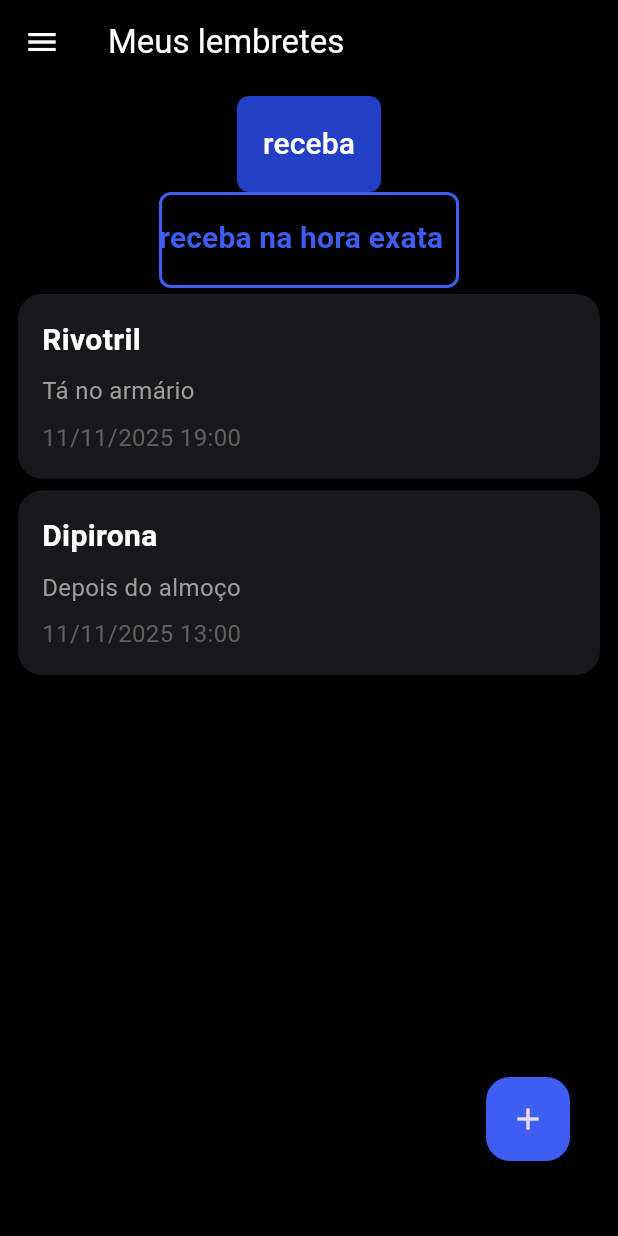
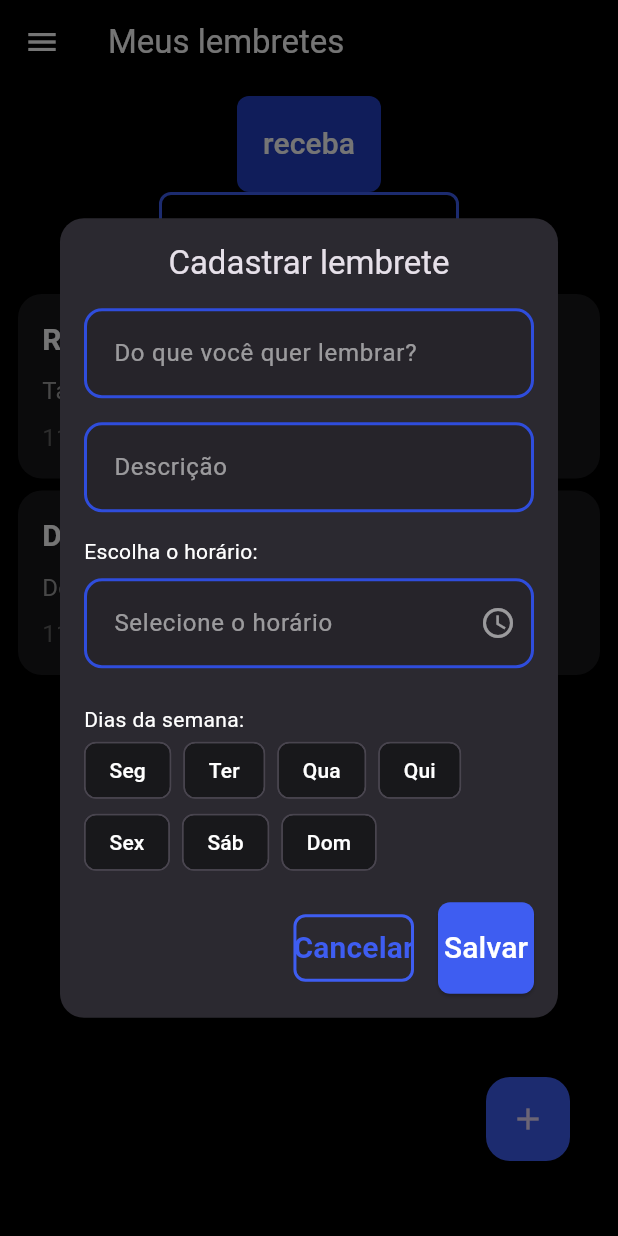
Before and after one commit to nilloferreiira/dosee, a Flutter app: the screen it shows after launch, after a tap on "Entrar como convidado", after a tap on the "add" icon, on a phone screen of 412 x 824 dp. Run offline on Flutter 3.47's test engine with Material 3 defaults, Android fonts, the light colour scheme and no system bars; our stand-ins replace flutter_local_notifications, flutter_timezone, gap, permission_handler, timezone; network calls fail.

Commit message:
feat: scheduleWeekdayReminder | createReminder

```diff
--- /dev/null
+++ b/lib/components/create_reminder.dart
@@ -0,0 +1,113 @@
+import 'package:dosee/components/ui/buttons/app_elevated_button.dart';
+import 'package:dosee/components/ui/buttons/app_outlined_button.dart';
+import 'package:dosee/components/ui/inputs/input.dart';
+import 'package:dosee/components/ui/inputs/week_day_time_input.dart';
+import 'package:dosee/services/notification_service.dart';
+import 'package:flutter/material.dart';
+import 'package:gap/gap.dart';
+
+class CreateReminder extends StatefulWidget {
+  const CreateReminder({super.key});
+
+  @override
+  State<CreateReminder> createState() => _CreateReminderState();
+}
+
+class _CreateReminderState extends State<CreateReminder> {
+  final _formKey = GlobalKey<FormState>();
+  final _labelController = TextEditingController();
+  final _descriptionController = TextEditingController();
+  List<int> selectedWeekdays = [];
+  TimeOfDay selectedTime = TimeOfDay(hour: 00, minute: 00);
+
+  @override
+  void dispose() {
+    _labelController.dispose();
+    _descriptionController.dispose();
+    super.dispose();
+  }
+
+  void _submitForm() async {
+    if (_formKey.currentState!.validate()) {
+      String label = _labelController.text;
+      String description = _descriptionController.text;
+      // logic to transform the array day to datetimes
+      int hour = selectedTime.hour;
+      int minute = selectedTime.minute;
+      // notifcation logic
+
+      NotificationService().scheduleWeeklyNotifications(
+        id: 3,
+        title: label,
+        body: description,
+        hour: hour,
+        minute: minute,
+        weekdays: selectedWeekdays,
+      );
+      // hive logic
+    }
+  }
+
+  @override
+  Widget build(BuildContext context) {
+    return Form(
+      key: _formKey,
+      child: Container(
+        width: 450,
+        alignment: Alignment.center,
+        child: Column(
+          mainAxisAlignment: MainAxisAlignment.center,
+          crossAxisAlignment: CrossAxisAlignment.center,
+          children: [
+            Input(
+              controller: _labelController,
+              fontSize: 16,
+              hintText: 'Do que você quer lembrar?',
+              validator: (value) => value == null || value.isEmpty
+                  ? 'Por favor, insira o nome do lembrete'
+                  : null,
+            ),
+            Gap(16),
+            Input(
+              controller: _descriptionController,
+              fontSize: 16,
+              hintText: 'Descrição',
+              validator: (value) => value == null || value.isEmpty
+                  ? 'Por favor, insira o nome do lembrete'
+                  : null,
+            ),
+            Gap(16),
+            WeekdayTimeInput(
+              onChanged: (time, weekdays) {
+                // Salve ou use time e weekdays como quiser
+                setState(() {
+                  selectedWeekdays = weekdays;
+                  selectedTime = time;
+                });
+                print('Horário: $selectedTime, Dias: $selectedWeekdays');
+              },
+            ),
+            Gap(16),
+            Row(
+              mainAxisAlignment: MainAxisAlignment.end,
+              crossAxisAlignment: CrossAxisAlignment.center,
+              children: [
+                AppOutlinedButton(
+                  text: "Cancelar",
+                  padding: 8,
+                  onPressed: Navigator.of(context).pop,
+                ),
+                Gap(16),
+                AppElevatedButton(
+                  text: "Salvar",
+                  onPressed: _submitForm,
+                  padding: 8,
+                ),
+              ],
+            ),
+          ],
+        ),
+      ),
+    );
+  }
+}
--- /dev/null
+++ b/lib/components/ui/dialog/dialog.dart
@@ -0,0 +1,33 @@
+import 'package:flutter/material.dart';
+import 'package:gap/gap.dart';
+
+class AppDialog extends StatelessWidget {
+  final String title;
+  // final String content;
+  final Widget? children;
+
+  const AppDialog({
+    super.key,
+    required this.title,
+    // required this.content,
+    this.children,
+  });
+
+  @override
+  Widget build(BuildContext context) {
+    return Dialog(
+      shape: RoundedRectangleBorder(borderRadius: BorderRadius.circular(16)),
+      child: Padding(
+        padding: const EdgeInsets.all(16.0),
+        child: Column(
+          mainAxisSize: MainAxisSize.min,
+          children: [
+            Text(title, style: Theme.of(context).textTheme.titleLarge),
+            Gap(16),
+            if (children != null) children!,
+          ],
+        ),
+      ),
+    );
+  }
+}
--- a/lib/components/ui/inputs/input.dart
+++ b/lib/components/ui/inputs/input.dart
@@ -4,6 +4,7 @@ import 'package:flutter/material.dart';
 class Input extends StatelessWidget {
   final TextEditingController? controller;
   final EdgeInsets? padding;
+  final double? fontSize;
   final String? hintText;
   final String? Function(String?)? validator;
 
@@ -12,6 +13,7 @@ class Input extends StatelessWidget {
     this.controller,
     this.padding,
     this.hintText,
+    this.fontSize = 20,
     this.validator,
   });
 
@@ -20,7 +22,7 @@ class Input extends StatelessWidget {
     return TextFormField(
       controller: controller,
       style: TextStyle(
-        fontSize: 20,
+        fontSize: fontSize,
         fontWeight: FontWeight.w400,
         color: Colors.white,
       ),
--- /dev/null
+++ b/lib/components/ui/inputs/week_day_time_input.dart
@@ -0,0 +1,144 @@
+import 'package:flutter/material.dart';
+import 'package:dosee/styles/app_colors.dart';
+
+class WeekdayTimeInput extends StatefulWidget {
+  final TimeOfDay? initialTime;
+  final List<int>? initialWeekdays; // 1=segunda, 7=domingo
+  final void Function(TimeOfDay, List<int>)? onChanged;
+
+  const WeekdayTimeInput({
+    super.key,
+    this.initialTime,
+    this.initialWeekdays,
+    this.onChanged,
+  });
+
+  @override
+  State<WeekdayTimeInput> createState() => _WeekdayTimeInputState();
+}
+
+class _WeekdayTimeInputState extends State<WeekdayTimeInput> {
+  TimeOfDay? _selectedTime;
+  List<int> _selectedWeekdays = [];
+
+  final List<String> _weekdays = [
+    'Seg',
+    'Ter',
+    'Qua',
+    'Qui',
+    'Sex',
+    'Sáb',
+    'Dom',
+  ];
+
+  @override
+  void initState() {
+    super.initState();
+    _selectedTime = widget.initialTime;
+    _selectedWeekdays = widget.initialWeekdays ?? [];
+  }
+
+  Future<void> _pickTime(BuildContext context) async {
+    final picked = await showTimePicker(
+      context: context,
+      initialTime: _selectedTime ?? TimeOfDay.now(),
+      builder: (context, child) => Theme(
+        data: Theme.of(context).copyWith(
+          colorScheme: ColorScheme.dark(
+            primary: AppColors.bluePrimary,
+            onPrimary: Colors.white,
+            surface: AppColors.zinc900,
+            onSurface: Colors.white,
+          ),
+        ),
+        child: child!,
+      ),
+    );
+    if (picked != null) {
+      setState(() {
+        _selectedTime = picked;
+      });
+      widget.onChanged?.call(_selectedTime!, _selectedWeekdays);
+    }
+  }
+
+  void _toggleWeekday(int weekday) {
+    setState(() {
+      if (_selectedWeekdays.contains(weekday)) {
+        _selectedWeekdays.remove(weekday);
+      } else {
+        _selectedWeekdays.add(weekday);
+      }
+    });
+    if (_selectedTime != null) {
+      widget.onChanged?.call(_selectedTime!, _selectedWeekdays);
+    }
+  }
+
+  @override
+  Widget build(BuildContext context) {
+    return Column(
+      crossAxisAlignment: CrossAxisAlignment.start,
+      children: [
+        Text('Escolha o horário:', style: TextStyle(color: Colors.white)),
+        SizedBox(height: 8),
+        GestureDetector(
+          onTap: () => _pickTime(context),
+          child: AbsorbPointer(
+            child: TextFormField(
+              readOnly: true,
+              decoration: InputDecoration(
+                hintText: _selectedTime == null
+                    ? 'Selecione o horário'
+                    : '${_selectedTime!.hour.toString().padLeft(2, '0')}:${_selectedTime!.minute.toString().padLeft(2, '0')}',
+                hintStyle: TextStyle(color: Colors.white54),
+                filled: true,
+                fillColor: Colors.black12,
+                enabledBorder: OutlineInputBorder(
+                  borderRadius: BorderRadius.circular(12),
+                  borderSide: BorderSide(
+                    color: AppColors.blueSecondary,
+                    width: 2,
+                  ),
+                ),
+                focusedBorder: OutlineInputBorder(
+                  borderRadius: BorderRadius.circular(12),
+                  borderSide: BorderSide(
+                    color: AppColors.bluePrimary,
+                    width: 2.5,
+                  ),
+                ),
+                border: OutlineInputBorder(
+                  borderRadius: BorderRadius.circular(12),
+                  borderSide: BorderSide(color: AppColors.blueSecondary),
+                ),
+                contentPadding: EdgeInsets.symmetric(
+                  vertical: 18,
+                  horizontal: 16,
+                ),
+                suffixIcon: Icon(Icons.access_time, color: Colors.white54),
+              ),
+            ),
+          ),
+        ),
+        SizedBox(height: 24),
+        Text('Dias da semana:', style: TextStyle(color: Colors.white)),
+        Wrap(
+          spacing: 8,
+          children: List.generate(7, (i) {
+            final weekday = i + 1; // 1=segunda, 7=domingo
+            return FilterChip(
+              label: Text(_weekdays[i]),
+              selected: _selectedWeekdays.contains(weekday),
+              onSelected: (_) => _toggleWeekday(weekday),
+              selectedColor: AppColors.bluePrimary,
+              checkmarkColor: Colors.white,
+              backgroundColor: AppColors.zinc900,
+              labelStyle: TextStyle(color: Colors.white),
+            );
+          }),
+        ),
+      ],
+    );
+  }
+}
--- a/lib/screens/home_screen.dart
+++ b/lib/screens/home_screen.dart
@@ -1,6 +1,8 @@
+import 'package:dosee/components/create_reminder.dart';
 import 'package:dosee/components/reminders_list.dart';
 import 'package:dosee/components/ui/buttons/app_elevated_button.dart';
 import 'package:dosee/components/ui/buttons/app_outlined_button.dart';
+import 'package:dosee/components/ui/dialog/dialog.dart';
 import 'package:dosee/models/reminder.dart';
 import 'package:dosee/services/notification_service.dart';
 import 'package:dosee/styles/app_colors.dart';
@@ -12,7 +14,13 @@ class HomeScreen extends StatelessWidget {
 
   @override
   Widget build(BuildContext context) {
-    onPressed() {}
+    onPressed() {
+      showDialog(
+        context: context,
+        builder: (BuildContext context) =>
+            AppDialog(title: 'Cadastrar lembrete', children: CreateReminder()),
+      );
+    }
 
     return AppBarPage(
       title: "Meus lembretes",
```
Also changed, not shown: lib/components/ui/inputs/date_input.dart (added, +110 -0 lines), lib/services/notification_service.dart (+69 -0 lines).
